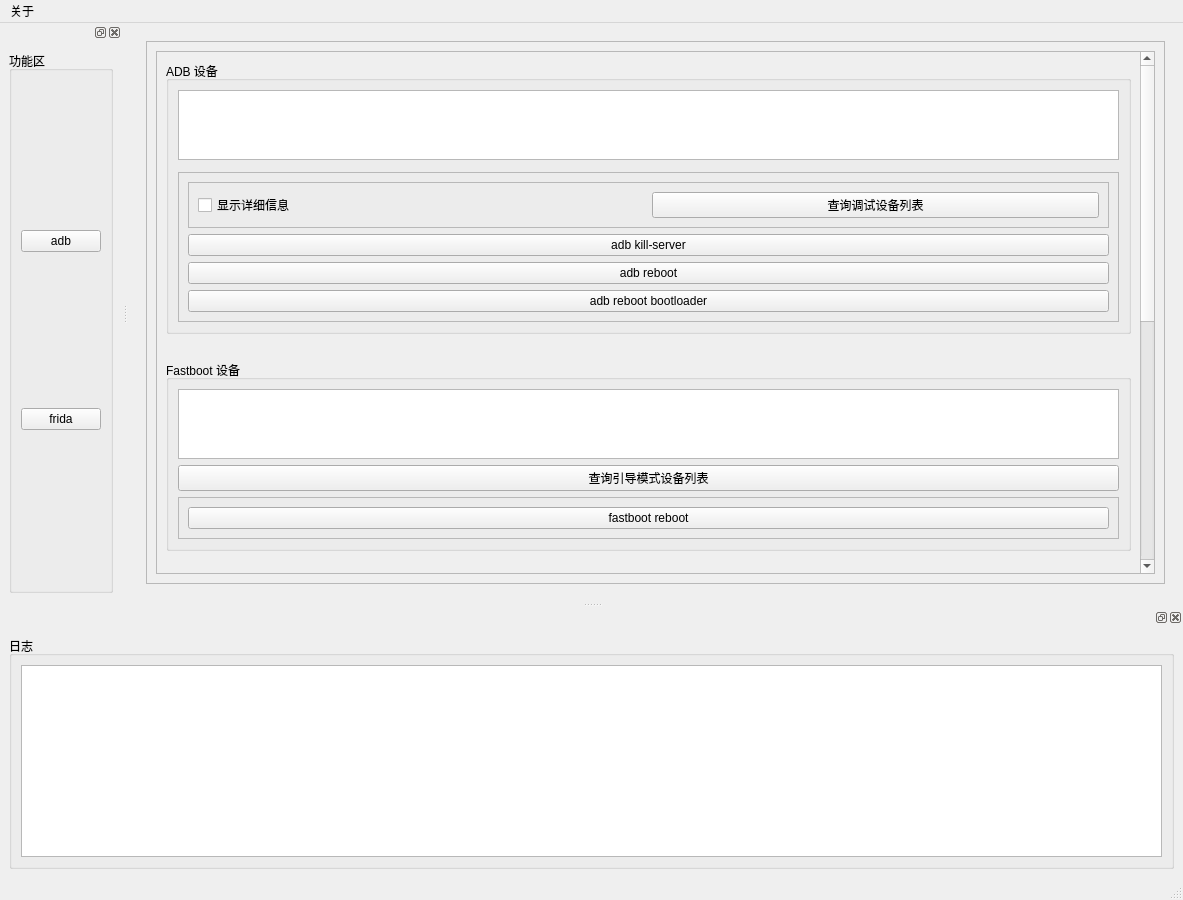
First picture: the form in AndroidAssistant/mainwindow.ui, repository mathewgeola/AndroidAssistant, before the edit.
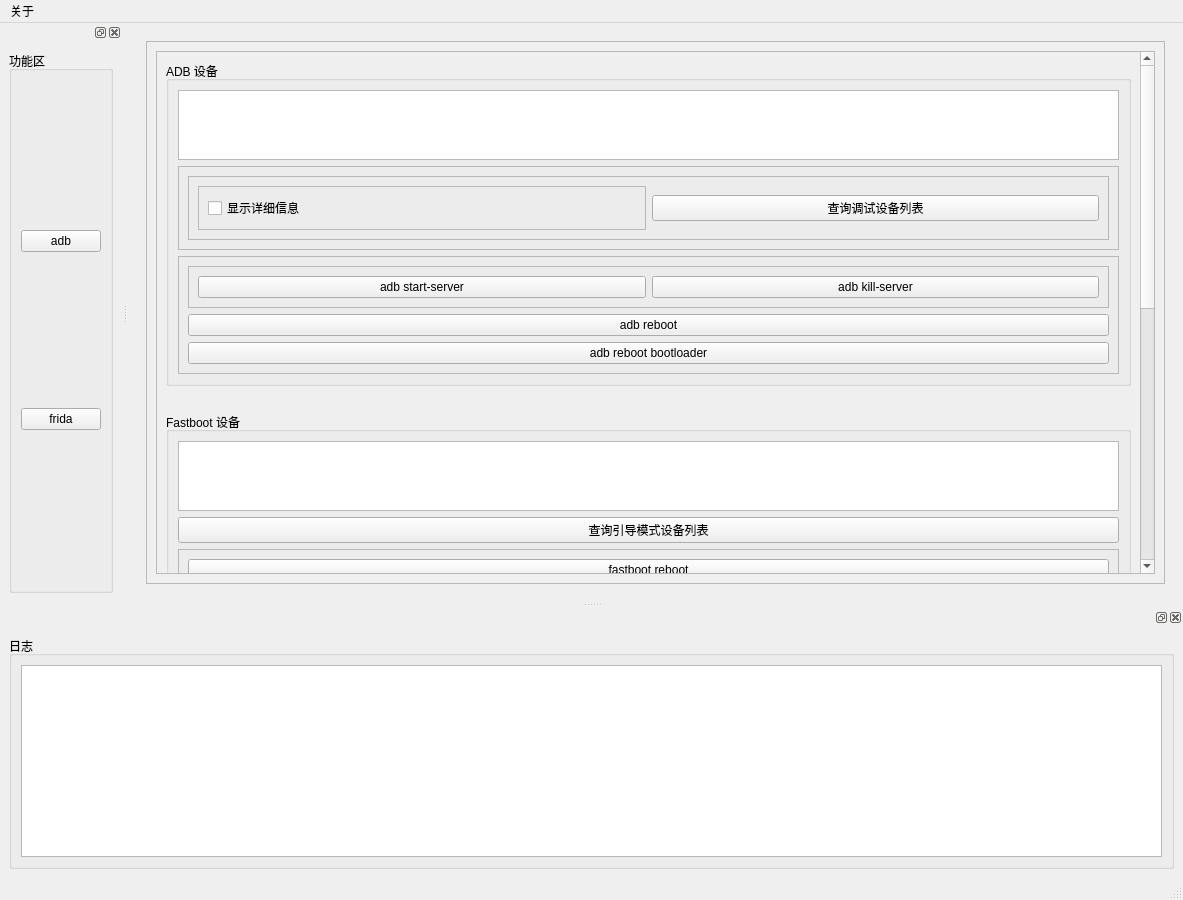
Second picture: the form after the edit.

Patch:
```diff
--- a/AndroidAssistant/mainwindow.ui
+++ b/AndroidAssistant/mainwindow.ui
@@ -40,9 +40,9 @@
               <property name="geometry">
                <rect>
                 <x>0</x>
-                <y>-339</y>
+                <y>0</y>
                 <width>991</width>
-                <height>1013</height>
+                <height>1053</height>
                </rect>
               </property>
               <layout class="QVBoxLayout" name="verticalLayout_12">
@@ -63,42 +63,7 @@
                     <property name="frameShadow">
                      <enum>QFrame::Shadow::Raised</enum>
                     </property>
-                    <widget class="QFrame" name="frame_2">
-                     <property name="geometry">
-                      <rect>
-                       <x>-270</x>
-                       <y>30</y>
-                       <width>428</width>
-                       <height>43</height>
-                      </rect>
-                     </property>
-                     <property name="frameShape">
-                      <enum>QFrame::Shape::StyledPanel</enum>
-                     </property>
-                     <property name="frameShadow">
-                      <enum>QFrame::Shadow::Raised</enum>
-                     </property>
-                     <layout class="QHBoxLayout" name="horizontalLayout">
-                      <item>
-                       <widget class="QPushButton" name="adb_start_server_pushButton">
-                        <property name="text">
-                         <string>adb start-server</string>
-                        </property>
-                       </widget>
-                      </item>
-                     </layout>
-                    </widget>
-                   </widget>
-                  </item>
-                  <item>
-                   <widget class="QFrame" name="frame_5">
-                    <property name="frameShape">
-                     <enum>QFrame::Shape::StyledPanel</enum>
-                    </property>
-                    <property name="frameShadow">
-                     <enum>QFrame::Shadow::Raised</enum>
-                    </property>
-                    <layout class="QVBoxLayout" name="verticalLayout_16">
+                    <layout class="QVBoxLayout" name="verticalLayout_8">
                      <item>
                       <widget class="QFrame" name="frame_10">
                        <property name="frameShape">
@@ -107,12 +72,24 @@
                        <property name="frameShadow">
                         <enum>QFrame::Shadow::Raised</enum>
                        </property>
-                       <layout class="QHBoxLayout" name="horizontalLayout_4">
+                       <layout class="QHBoxLayout" name="horizontalLayout_7">
                         <item>
-                         <widget class="QCheckBox" name="long_checkBox">
-                          <property name="text">
-                           <string>显示详细信息</string>
+                         <widget class="QFrame" name="frame_2">
+                          <property name="frameShape">
+                           <enum>QFrame::Shape::StyledPanel</enum>
                           </property>
+                          <property name="frameShadow">
+                           <enum>QFrame::Shadow::Raised</enum>
+                          </property>
+                          <layout class="QHBoxLayout" name="horizontalLayout">
+                           <item>
+                            <widget class="QCheckBox" name="long_checkBox_2">
+                             <property name="text">
+                              <string>显示详细信息</string>
+                             </property>
+                            </widget>
+                           </item>
+                          </layout>
                          </widget>
                         </item>
                         <item>
@@ -125,11 +102,42 @@
                        </layout>
                       </widget>
                      </item>
+                    </layout>
+                   </widget>
+                  </item>
+                  <item>
+                   <widget class="QFrame" name="frame_5">
+                    <property name="frameShape">
+                     <enum>QFrame::Shape::StyledPanel</enum>
+                    </property>
+                    <property name="frameShadow">
+                     <enum>QFrame::Shadow::Raised</enum>
+                    </property>
+                    <layout class="QVBoxLayout" name="verticalLayout_16">
                      <item>
-                      <widget class="QPushButton" name="adb_kill_server_pushButton">
-                       <property name="text">
-                        <string>adb kill-server</string>
+                      <widget class="QFrame" name="frame_11">
+                       <property name="frameShape">
+                        <enum>QFrame::Shape::StyledPanel</enum>
                        </property>
+                       <property name="frameShadow">
+                        <enum>QFrame::Shadow::Raised</enum>
+                       </property>
+                       <layout class="QHBoxLayout" name="horizontalLayout_4">
+                        <item>
+                         <widget class="QPushButton" name="adb_start_server_pushButton">
+                          <property name="text">
+                           <string>adb start-server</string>
+                          </property>
+                         </widget>
+                        </item>
+                        <item>
+                         <widget class="QPushButton" name="adb_kill_server_pushButton">
+                          <property name="text">
+                           <string>adb kill-server</string>
+                          </property>
+                         </widget>
+                        </item>
+                       </layout>
                       </widget>
                      </item>
                      <item>
```
Left out of the diff: 2 changed lines with no effect on the pictures.
